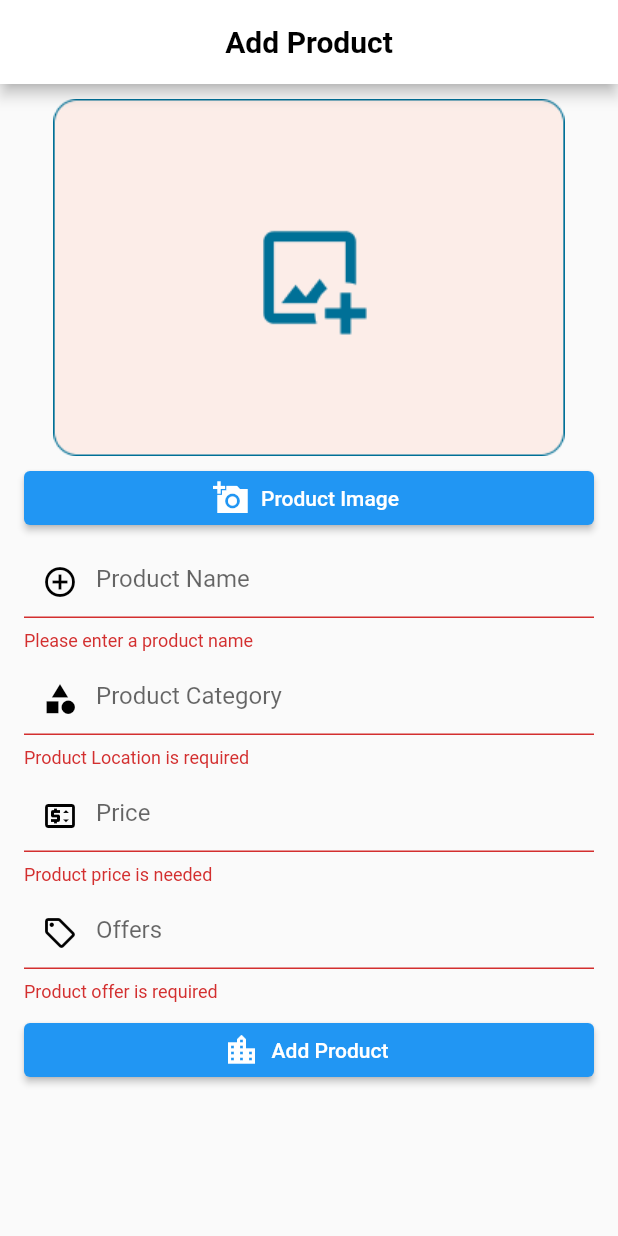
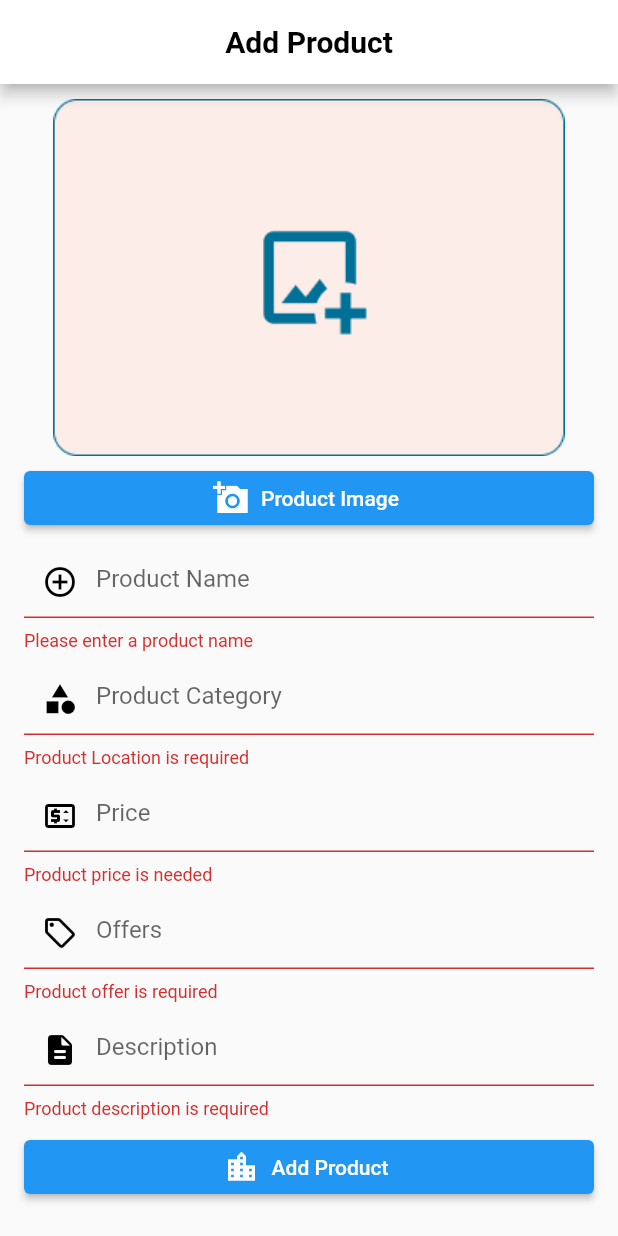
Before and after one commit to KryssNa/TripDash, a Flutter app: the AddProduct screen opened by its route, after a tap on "Add Product", on a phone screen of 412 x 824 dp. Run offline on Flutter 3.47's test engine with Material 2 defaults, Android fonts, the phone set to English and light mode, and no system bars; our stand-ins replace cloud_firestore, firebase_auth, firebase_core, firebase_storage, get, image_picker; accounts and stored records are empty.

Commit message:
added description box

```diff
--- a/lib/Screens/AdminScreen/AddProduct.dart
+++ b/lib/Screens/AdminScreen/AddProduct.dart
@@ -22,6 +22,7 @@ class _AddProductState extends State<AddProduct> {
   TextEditingController product_category = TextEditingController();
   TextEditingController product_price = TextEditingController();
   TextEditingController product_offer = TextEditingController();
+  TextEditingController product_description = TextEditingController();
   int id = DateTime.now().millisecondsSinceEpoch;
   File? pickedImage;
 
@@ -118,6 +119,7 @@ class _AddProductState extends State<AddProduct> {
         category: product_category.text,
         price: product_price.text,
         offer: product_offer.text,
+        description : product_description.text,
         imageUrl: url,
         imagepath: photo.ref.fullPath,
       );
@@ -283,6 +285,29 @@ class _AddProductState extends State<AddProduct> {
                   horizontal: 16.0,
                   vertical: 4.0,
                 ),
+                child: TextFormField(
+                  style: TextStyle(color: Colors.black),
+                  controller: product_description,
+                  validator: (String? value) {
+                    if (value == null || value.isEmpty) {
+                      return "Product description is required";
+                    }
+                  },
+                  decoration: InputDecoration(
+                    enabledBorder: OutlineInputBorder(),
+                    prefixIcon: Icon(
+                      Icons.description_rounded,
+                      color: Colors.black,
+                    ),
+                    hintText: "Description",
+                  ),
+                ),
+              ),
+              Padding(
+                padding: const EdgeInsets.symmetric(
+                  horizontal: 16.0,
+                  vertical: 4.0,
+                ),
                 child: ElevatedButton.icon(
                   onPressed: () {
                     add_product(ProductViewModel);
```
